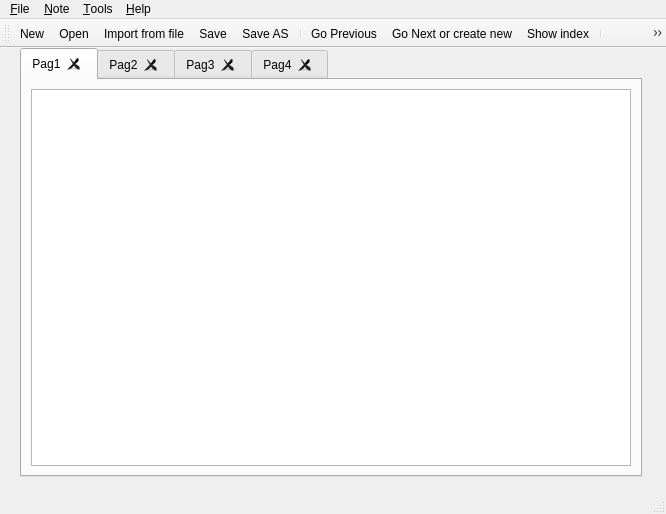
Above: gappmainwindow.ui from koalakoker/ogappm before the change. Below: the same form after it.
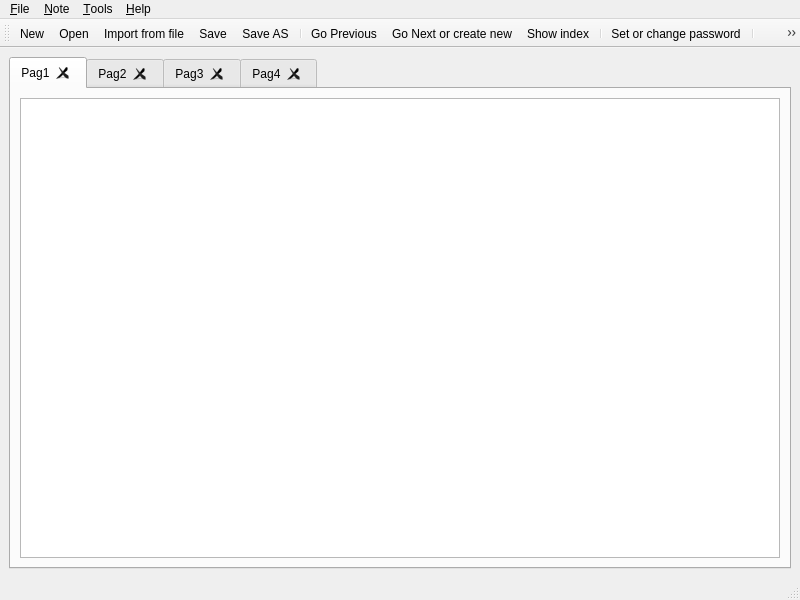
That is the form after the change. Icons and pictures are not drawn. Custom widgets are drawn as their Qt base class.

Commit message: Fixed dialog layout

```diff
--- a/gappmainwindow.ui
+++ b/gappmainwindow.ui
@@ -6,23 +6,17 @@
    <rect>
     <x>0</x>
     <y>0</y>
-    <width>666</width>
-    <height>514</height>
+    <width>800</width>
+    <height>600</height>
    </rect>
   </property>
   <property name="windowTitle">
    <string>MainWindow</string>
   </property>
   <widget class="QWidget" name="centralwidget">
+   <layout class="QHBoxLayout" name="horizontalLayout">
+    <item>
    <widget class="QMyTabWidget" name="noteTab">
-    <property name="geometry">
-     <rect>
-      <x>20</x>
-      <y>0</y>
-      <width>622</width>
-      <height>429</height>
-     </rect>
-    </property>
     <property name="acceptDrops">
      <bool>true</bool>
     </property>
@@ -92,13 +86,15 @@
      </layout>
     </widget>
    </widget>
+    </item>
+   </layout>
   </widget>
   <widget class="QMenuBar" name="menubar">
    <property name="geometry">
     <rect>
      <x>0</x>
      <y>0</y>
-     <width>666</width>
+     <width>800</width>
      <height>25</height>
     </rect>
    </property>
```
Lines whose indentation alone changed are shown as unchanged. The commit also changes 2 other files.
